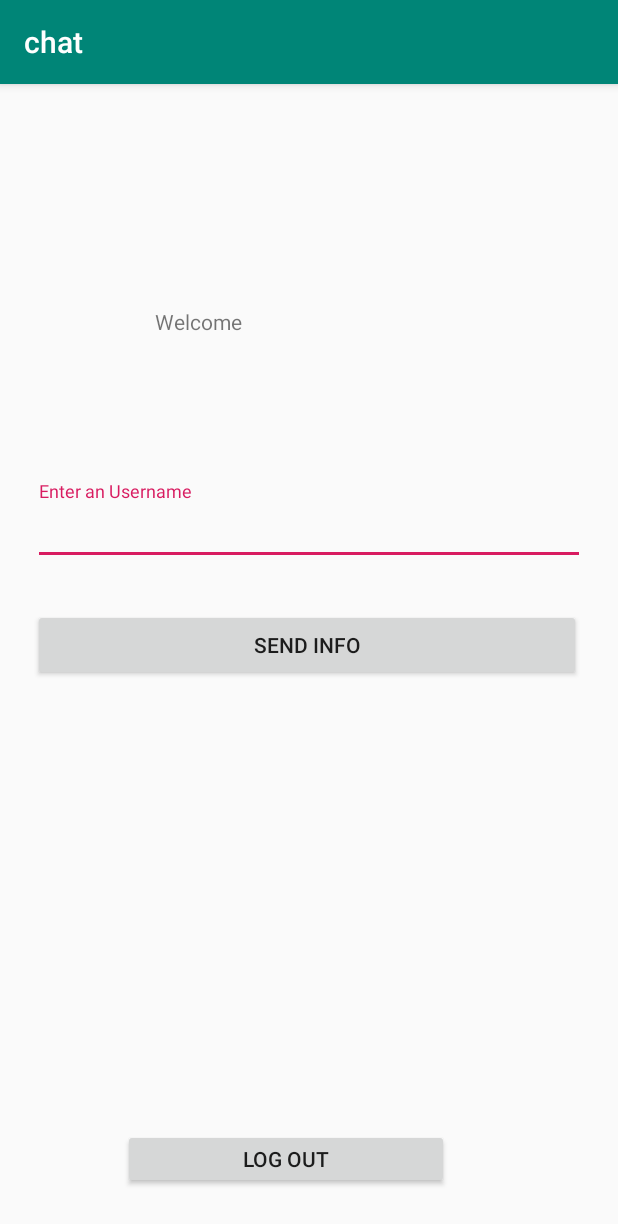
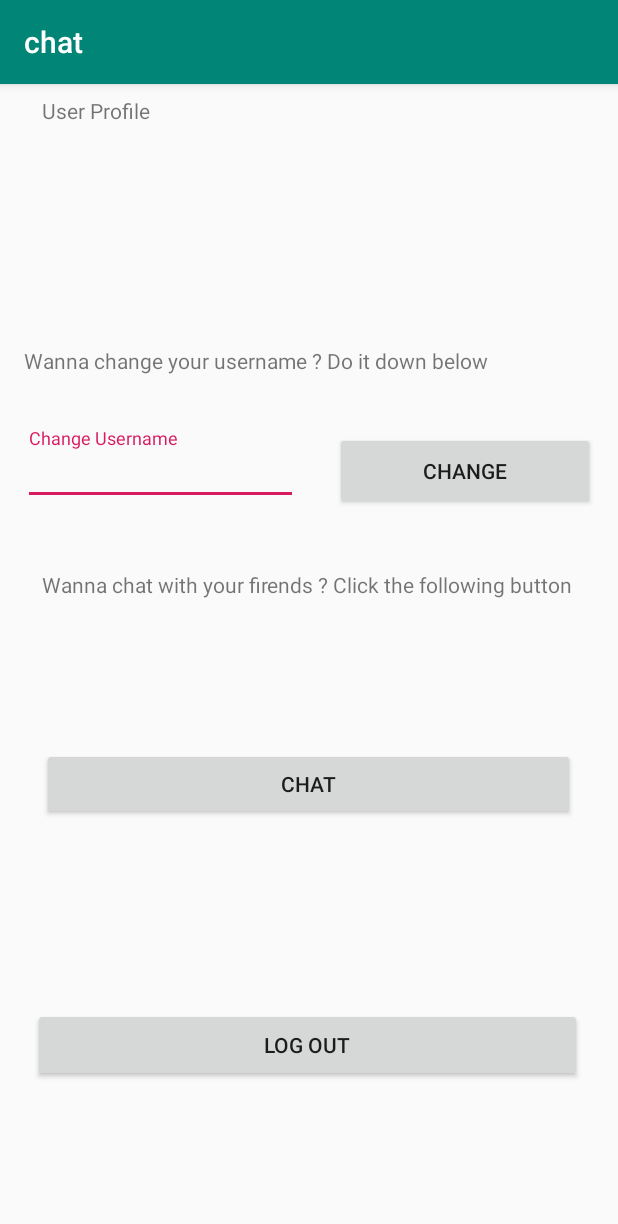
Before and after one commit to skydread1/androidProject, an Android app: the ProfileUserActivity screen opened directly, with no data from a screen before it, on a phone screen of 412 x 824 dp. Shown: the top 1224 px of the screen. Run offline under Robolectric (Android 15) with nearby library versions, the phone set to English and light mode, and no system bars; our stand-ins replace Firebase (no records; nobody signed in at launch, a user with empty details on screens opened directly).

Commit message:
profile user ok

```diff
--- a/app/src/main/java/com/cpe/chat/FirebaseCallback.java
+++ b/app/src/main/java/com/cpe/chat/FirebaseCallbackGetMessage.java
@@ -2,6 +2,6 @@ package com.cpe.chat;
 
 import java.util.List;
 
-public interface FirebaseCallback {
+public interface FirebaseCallbackGetMessage {
     void onCallbackGetMessages(List<Message> messages);
 }
--- /dev/null
+++ b/app/src/main/java/com/cpe/chat/FirebaseCallbackGetUsername.java
@@ -0,0 +1,5 @@
+package com.cpe.chat;
+
+public interface FirebaseCallbackGetUsername {
+    void onCallbackGetUsername(String username);
+}
--- a/app/src/main/java/com/cpe/chat/MessageActivity.java
+++ b/app/src/main/java/com/cpe/chat/MessageActivity.java
@@ -2,11 +2,9 @@ package com.cpe.chat;
 
 import android.content.Intent;
 import android.os.Bundle;
-import android.support.annotation.NonNull;
 import android.support.v7.app.AppCompatActivity;
 import android.support.v7.widget.LinearLayoutManager;
 import android.support.v7.widget.RecyclerView;
-import android.util.Log;
 import android.view.View;
 import android.widget.Button;
 import android.widget.EditText;
@@ -32,7 +30,7 @@ public class MessageActivity extends AppCompatActivity implements View.OnClickLi
         button_send_message.setOnClickListener(this);
 
         //retrieving messages List thanks to a callback function because FireBase listeners are asynchronous
-        messagedao.INSTANCE.getAll(new FirebaseCallback() {
+        messagedao.INSTANCE.getAll(new FirebaseCallbackGetMessage() {
             @Override
             public void onCallbackGetMessages(List<Message> messages) {
 
--- a/app/src/main/java/com/cpe/chat/MessageDAO.java
+++ b/app/src/main/java/com/cpe/chat/MessageDAO.java
@@ -2,7 +2,6 @@ package com.cpe.chat;
 
 import android.support.annotation.NonNull;
 import android.util.Log;
-import android.widget.Toast;
 
 import com.google.firebase.auth.FirebaseAuth;
 import com.google.firebase.auth.FirebaseUser;
@@ -12,13 +11,10 @@ import com.google.firebase.database.DatabaseReference;
 import com.google.firebase.database.FirebaseDatabase;
 import com.google.firebase.database.ValueEventListener;
 
-import java.io.PrintStream;
 import java.text.SimpleDateFormat;
 import java.util.ArrayList;
 import java.util.Calendar;
-import java.util.Date;
 import java.util.List;
-import java.util.logging.ConsoleHandler;
 
 public enum MessageDAO {
     INSTANCE;
@@ -31,7 +27,7 @@ public enum MessageDAO {
     private UserDAO userdao = UserDAO.INSTANCE;
     private String nickname;
 
-    public void getAll(final FirebaseCallback firebaseCallback) {
+    public void getAll(final FirebaseCallbackGetMessage firebaseCallbackGetMessage) {
         user = mAuth.getInstance().getCurrentUser();
         chat = new ArrayList<>();
         reference = db.getReference().child("messages");
@@ -53,7 +49,7 @@ public enum MessageDAO {
                     chat.add(new Message(id, senderNickname, messageContent, date));
 
                     //sending the messages list to the callback to overpass the asynchronous issue
-                    firebaseCallback.onCallbackGetMessages(chat);
+                    firebaseCallbackGetMessage.onCallbackGetMessages(chat);
                 }
             }
 
--- a/app/src/main/java/com/cpe/chat/ProfileUserActivity.java
+++ b/app/src/main/java/com/cpe/chat/ProfileUserActivity.java
@@ -9,14 +9,22 @@ import android.widget.EditText;
 import android.widget.TextView;
 import android.widget.Toast;
 
+import java.util.List;
+
 
 public class ProfileUserActivity extends AppCompatActivity implements View.OnClickListener {
     //View Object
-    private TextView textViewWelcome;
-    private EditText usernameEditText;
+    private TextView textViewProfileEmail;
+    private TextView textViewProfileUsername;
+
+    private EditText editTextUsernameInput;
+    private Button buttonChangeUsername;
+
+    private TextView textViewMessageText;
     private Button buttonLogout;
-    private Button sendinfobutton;
-    private String userEmail;
+
+    private Button buttonChat;
+
     private UserDAO userdao = UserDAO.INSTANCE;
 
     @Override
@@ -25,18 +33,31 @@ public class ProfileUserActivity extends AppCompatActivity implements View.OnCli
         setContentView(R.layout.activity_profile_user);
 
         //Find Views
-        textViewWelcome = (TextView) findViewById(R.id.welcome_message);
+        textViewProfileEmail = (TextView) findViewById(R.id.profile_email);
+        textViewProfileUsername = (TextView) findViewById(R.id.profile_username);
+
+        editTextUsernameInput = (EditText) findViewById(R.id.profile_username_input);
+        buttonChangeUsername = (Button) findViewById(R.id.profile_change_button);
+
+        textViewMessageText = (TextView) findViewById(R.id.profile_message_text);
+        buttonChat = (Button) findViewById(R.id.profile_message_button);
+
         buttonLogout = (Button) findViewById(R.id.logout_button);
-        sendinfobutton = (Button) findViewById(R.id.send_info);
-        usernameEditText = (EditText) findViewById(R.id.username_input);
+
 
         //Listeners
+        buttonChangeUsername.setOnClickListener(this);
+        buttonChat.setOnClickListener(this);
         buttonLogout.setOnClickListener(this);
-        sendinfobutton.setOnClickListener(this);
 
-        //greetings
-        userEmail = userdao.recoverEmail();
-        textViewWelcome.setText("Welcome " + userEmail);
+        //Display user Info
+        userdao.INSTANCE.getUsernameFromDB(new FirebaseCallbackGetUsername() {
+            @Override
+            public void onCallbackGetUsername(String userName) {
+                textViewProfileEmail.setText(userdao.getUserEmail());
+                textViewProfileUsername.setText(userName);
+            }
+        });
     }
 
 
@@ -46,17 +67,29 @@ public class ProfileUserActivity extends AppCompatActivity implements View.OnCli
 
 
         switch (view.getId()) {
+            case R.id.profile_change_button:
+                String usernameInput = editTextUsernameInput.getText().toString().trim();
+                if(usernameInput.isEmpty()){
+                    editTextUsernameInput.setError("Email is required");
+                    editTextUsernameInput.requestFocus();
+                }
+                else{
+                    userdao.saveUser(editTextUsernameInput.getText().toString());
+                    Intent intentProfile = new Intent(this, ProfileUserActivity.class);
+                    startActivity(intentProfile);
+                }
+                break;
+
+            case R.id.profile_message_button:
+                Intent intentMessage = new Intent(this, MessageActivity.class);
+                startActivity(intentMessage);
+                break;
+
             case R.id.logout_button:
                 userdao.signOut();
                 Toast.makeText(this, "Log out success", Toast.LENGTH_SHORT).show();
-                Intent intent = new Intent(this, LoginActivity.class);
-                startActivity(intent);
-                break;
-
-            case R.id.send_info:
-                userdao.saveUser(usernameEditText.getText().toString());
-                intent = new Intent(this, MessageActivity.class);
-                startActivity(intent);
+                Intent intentLogin = new Intent(this, LoginActivity.class);
+                startActivity(intentLogin);
                 break;
         }
     }
--- a/app/src/main/java/com/cpe/chat/UserDAO.java
+++ b/app/src/main/java/com/cpe/chat/UserDAO.java
@@ -10,46 +10,38 @@ import com.google.firebase.database.DatabaseError;
 import com.google.firebase.database.DatabaseReference;
 import com.google.firebase.database.FirebaseDatabase;
 import com.google.firebase.database.ValueEventListener;
-import java.util.ArrayList;
-
-import javax.security.auth.callback.Callback;
 
 
 public enum UserDAO{
     INSTANCE;
     private FirebaseAuth mAuth = FirebaseAuth.getInstance();
     private FirebaseDatabase db = FirebaseDatabase.getInstance();
-    private DatabaseReference databaseReference = db.getReference();
-    private FirebaseUser user;
-    private String nickname;
+    private DatabaseReference reference = db.getReference();
+    private FirebaseUser userAuth;
+    private String userName;
 
-    public String recoverEmail(){
-        FirebaseUser user = mAuth.getInstance().getCurrentUser();
-        return user.getEmail();
-    }
-
-    public String recoverNickname(){
-        user = mAuth.getInstance().getCurrentUser();
-        nickname = "test";
-        databaseReference = db.getReference().child("users");
-        databaseReference.addValueEventListener(new ValueEventListener() {
+    public void getUsernameFromDB(final FirebaseCallbackGetUsername firebaseCallbackGetUsername) {
+        userAuth = mAuth.getInstance().getCurrentUser();
+        userName = new String();
+        reference = db.getReference().child("users");
+        reference.addValueEventListener(new ValueEventListener() {
             @Override
             public void onDataChange(@NonNull DataSnapshot dataSnapshot) {
-                Iterable<DataSnapshot> usersIDs = dataSnapshot.getChildren();
-                for(DataSnapshot item : usersIDs){
-                    if(item.getKey().equals(user.getUid())){
-                        nickname= item.child("nickname").getValue(String.class);
-                    }
-                }
-
+                userName = dataSnapshot.child(userAuth.getUid()).child("nickname").getValue(String.class);
+                //sending the messages list to the callback to overpass the asynchronous issue
+                firebaseCallbackGetUsername.onCallbackGetUsername(userName);
             }
 
             @Override
             public void onCancelled(@NonNull DatabaseError databaseError) {
+                Log.d("ddd", "json retrieving failed");
             }
         });
-        Log.d("nicknameglobal", nickname);
-        return nickname;
+    }
+
+    public String getUserEmail(){
+        userAuth = mAuth.getInstance().getCurrentUser();
+        return userAuth.getEmail();
     }
 
     public void signOut(){
@@ -63,7 +55,7 @@ public enum UserDAO{
         //creation of a new user
         UserDetails userDetails = new UserDetails(user.getUid(), user.getEmail(), username);
 
-        databaseReference = db.getReference().child("users");
-        databaseReference.child(user.getUid()).setValue(userDetails);
+        reference = db.getReference().child("users");
+        reference.child(user.getUid()).setValue(userDetails);
     }
 }
--- a/app/src/main/res/layout/activity_profile_user.xml
+++ b/app/src/main/res/layout/activity_profile_user.xml
@@ -6,64 +6,133 @@
     android:layout_height="match_parent"
     tools:context=".ProfileUserActivity">
 
+    <Button
+        android:id="@+id/logout_button"
+        android:layout_width="366dp"
+        android:layout_height="49dp"
+        android:layout_marginStart="8dp"
+        android:layout_marginTop="27dp"
+        android:layout_marginEnd="10dp"
+        android:layout_marginBottom="31dp"
+        android:text="@string/logout"
+        app:layout_constraintBottom_toBottomOf="parent"
+        app:layout_constraintEnd_toEndOf="parent"
+        app:layout_constraintStart_toStartOf="parent"
+        app:layout_constraintTop_toBottomOf="@+id/profile_message_button" />
+
+    <android.support.design.widget.TextInputLayout
+        android:id="@+id/username"
+        android:layout_width="183dp"
+        android:layout_height="51dp"
+        android:layout_marginStart="8dp"
+        android:layout_marginTop="12dp"
+        android:layout_marginEnd="8dp"
+        android:layout_marginBottom="43dp"
+        app:layout_constraintBottom_toTopOf="@+id/profile_message_text"
+        app:layout_constraintEnd_toStartOf="@+id/profile_change_button"
+        app:layout_constraintStart_toStartOf="parent"
+        app:layout_constraintTop_toBottomOf="@+id/profile_change_username">
+
+        <android.support.design.widget.TextInputEditText
+            android:id="@+id/profile_username_input"
+            android:layout_width="match_parent"
+            android:layout_height="wrap_content"
+            android:hint="@string/profileUsername" />
+    </android.support.design.widget.TextInputLayout>
+
+    <Button
+        android:id="@+id/profile_change_button"
+        android:layout_width="173dp"
+        android:layout_height="52dp"
+        android:layout_marginStart="10dp"
+        android:layout_marginTop="12dp"
+        android:layout_marginEnd="8dp"
+        android:layout_marginBottom="40dp"
+        android:text="@string/change"
+        app:layout_constraintBottom_toTopOf="@+id/profile_message_text"
+        app:layout_constraintEnd_toEndOf="parent"
+        app:layout_constraintStart_toEndOf="@+id/username"
+        app:layout_constraintTop_toBottomOf="@+id/profile_change_username" />
+
     <TextView
-        android:id="@+id/welcome_message"
-        android:layout_width="206dp"
-        android:layout_height="34dp"
-        android:layout_marginStart="163dp"
+        android:id="@+id/profile_title"
+        android:layout_width="356dp"
+        android:layout_height="36dp"
+        android:layout_marginStart="14dp"
         android:layout_marginTop="8dp"
-        android:layout_marginEnd="163dp"
-        android:layout_marginBottom="445dp"
-        android:text="@string/welcome"
-        app:layout_constraintBottom_toBottomOf="parent"
+        android:layout_marginEnd="14dp"
+        android:layout_marginBottom="6dp"
+        android:text="User Profile"
+        app:layout_constraintBottom_toTopOf="@+id/profile_email"
         app:layout_constraintEnd_toEndOf="parent"
         app:layout_constraintStart_toStartOf="parent"
         app:layout_constraintTop_toTopOf="parent" />
 
-    <Button
-        android:id="@+id/logout_button"
-        android:layout_width="217dp"
-        android:layout_height="40dp"
-        android:layout_marginStart="82dp"
-        android:layout_marginEnd="82dp"
-        android:layout_marginBottom="31dp"
-        android:text="@string/logout"
-        app:layout_constraintBottom_toBottomOf="parent"
+    <TextView
+        android:id="@+id/profile_email"
+        android:layout_width="351dp"
+        android:layout_height="37dp"
+        android:layout_marginStart="16dp"
+        android:layout_marginTop="6dp"
+        android:layout_marginEnd="17dp"
+        android:layout_marginBottom="10dp"
+        android:text="email"
+        app:layout_constraintBottom_toTopOf="@+id/profile_username"
+        app:layout_constraintEnd_toEndOf="parent"
+        app:layout_constraintStart_toStartOf="parent"
+        app:layout_constraintTop_toBottomOf="@+id/profile_title" />
+
+    <TextView
+        android:id="@+id/profile_username"
+        android:layout_width="352dp"
+        android:layout_height="38dp"
+        android:layout_marginStart="17dp"
+        android:layout_marginTop="7dp"
+        android:layout_marginEnd="15dp"
+        android:text="Username"
+        app:layout_constraintEnd_toEndOf="parent"
+        app:layout_constraintStart_toStartOf="parent"
+        app:layout_constraintTop_toBottomOf="@+id/profile_email" />
+
+    <TextView
+        android:id="@+id/profile_change_username"
+        android:layout_width="351dp"
+        android:layout_height="41dp"
+        android:layout_marginStart="16dp"
+        android:layout_marginTop="36dp"
+        android:layout_marginEnd="17dp"
+        android:layout_marginBottom="1dp"
+        android:text="Wanna change your username ? Do it down below"
+        app:layout_constraintBottom_toTopOf="@+id/username"
         app:layout_constraintEnd_toEndOf="parent"
         app:layout_constraintHorizontal_bias="0.0"
-        app:layout_constraintStart_toStartOf="parent" />
+        app:layout_constraintStart_toStartOf="parent"
+        app:layout_constraintTop_toBottomOf="@+id/profile_username" />
 
-    <android.support.design.widget.TextInputLayout
-        android:id="@+id/username"
-        android:layout_width="368dp"
-        android:layout_height="wrap_content"
-        android:layout_marginStart="8dp"
-        android:layout_marginTop="23dp"
-        android:layout_marginEnd="8dp"
-        android:layout_marginBottom="317dp"
+    <TextView
+        android:id="@+id/profile_message_text"
+        android:layout_width="354dp"
+        android:layout_height="39dp"
+        android:layout_marginStart="14dp"
+        android:layout_marginTop="40dp"
+        android:layout_marginEnd="16dp"
+        android:text="Wanna chat with your firends ? Click the following button"
+        app:layout_constraintEnd_toEndOf="parent"
+        app:layout_constraintStart_toStartOf="parent"
+        app:layout_constraintTop_toBottomOf="@+id/profile_change_button" />
+
+    <Button
+        android:id="@+id/profile_message_button"
+        android:layout_width="355dp"
+        android:layout_height="48dp"
+        android:layout_marginStart="14dp"
+        android:layout_marginTop="8dp"
+        android:layout_marginEnd="15dp"
+        android:layout_marginBottom="27dp"
+        android:text="Chat"
         app:layout_constraintBottom_toTopOf="@+id/logout_button"
         app:layout_constraintEnd_toEndOf="parent"
         app:layout_constraintStart_toStartOf="parent"
-        app:layout_constraintTop_toBottomOf="@+id/welcome_message">
-
-        <android.support.design.widget.TextInputEditText
-            android:id="@+id/username_input"
-            android:layout_width="match_parent"
-            android:layout_height="wrap_content"
-            android:hint="@string/username" />
-    </android.support.design.widget.TextInputLayout>
-
-    <Button
-        android:id="@+id/send_info"
-        android:layout_width="365dp"
-        android:layout_height="wrap_content"
-        android:layout_marginStart="8dp"
-        android:layout_marginEnd="11dp"
-        android:layout_marginBottom="269dp"
-        android:text="@string/send_info"
-        app:layout_constraintBottom_toTopOf="@+id/logout_button"
-        app:layout_constraintEnd_toEndOf="parent"
-        app:layout_constraintStart_toStartOf="parent"
-        app:layout_constraintTop_toBottomOf="@+id/username" />
+        app:layout_constraintTop_toBottomOf="@+id/profile_message_text" />
 
 </android.support.constraint.ConstraintLayout>
--- a/app/src/main/res/values/strings.xml
+++ b/app/src/main/res/values/strings.xml
@@ -16,8 +16,8 @@
     <string name="action_sign_in_short">Sign In</string>
     <string name="welcome">Welcome</string>
     <string name="logout">log Out</string>
-    <string name="username">Enter an Username</string>
-    <string name="send_info">Send Info</string>
+    <string name="profileUsername">Change Username</string>
+    <string name="change">Change</string>
     <string name="send">Send</string>
     <string name="enter_message">Type your message here</string>
 
```
